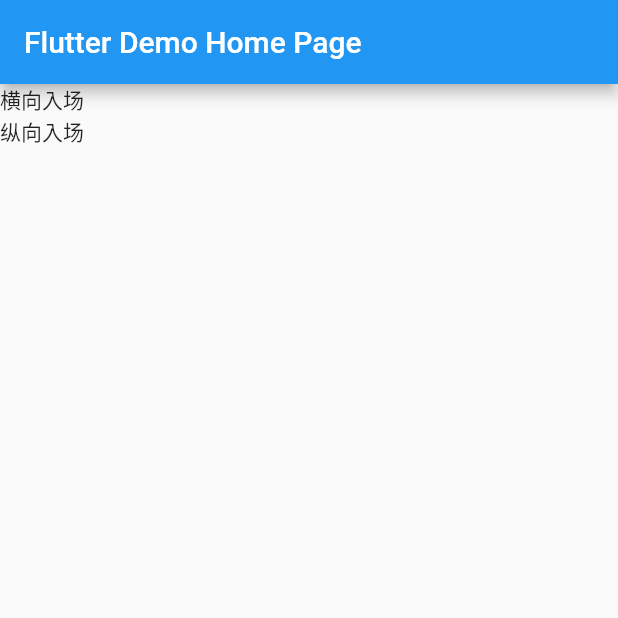
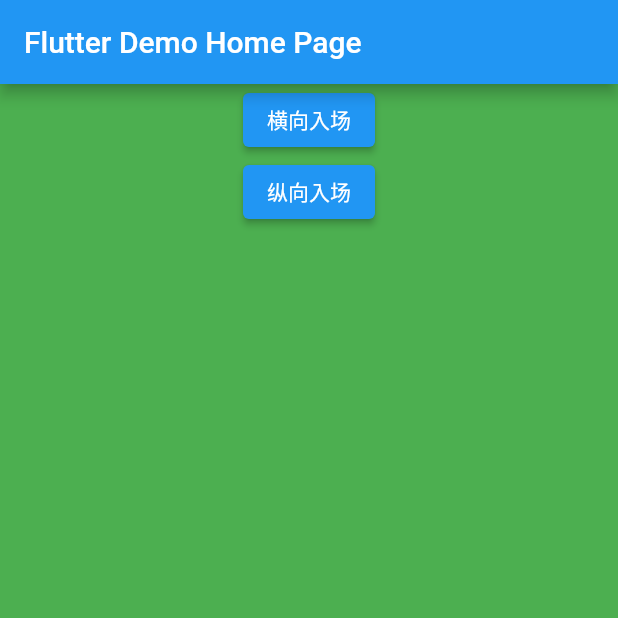
Before and after one commit to cloudju/flutter_sample, a Flutter app: the screen it shows after launch, on a phone screen of 412 x 824 dp, the top half of it. Run offline on Flutter 3.47's test engine with Material 2 defaults, Android fonts, the phone set to English and light mode, and no system bars.

Commit message:
添加画面迁移

```diff
--- a/lib/view/home_page.dart
+++ b/lib/view/home_page.dart
@@ -21,13 +21,7 @@ class _MyHomePageState extends State<MyHomePage> {
       ),
       body: Center(
         child: Consumer<HomePageViewModel>(
-          builder: (context, viewModel, child) => ListView(
-            children: viewModel.datas
-                .map(
-                  (e) => Text(e),
-                )
-                .toList(),
-          ),
+          builder: (context, viewModel, child) => viewModel.listView(context),
         ),
       ),
     );
--- /dev/null
+++ b/lib/view_model/empty_page_view_model.dart
@@ -0,0 +1,9 @@
+import 'package:flutter_samples/view_model/view_model.dart';
+
+class EmptyPageViewModel extends ViewModel {
+  int count = 0;
+  void onClick() {
+    count++;
+    notifyListeners();
+  }
+}
--- a/lib/view_model/home_page_view_model.dart
+++ b/lib/view_model/home_page_view_model.dart
@@ -1,14 +1,39 @@
+import 'package:flutter/material.dart';
 import 'package:flutter_samples/service/home_page_service.dart';
 import 'package:flutter_samples/service/service.dart';
+import 'package:flutter_samples/utils/CustomNavigator.dart';
+import 'package:flutter_samples/view/empty_page.dart';
+import 'package:flutter_samples/view_model/empty_page_view_model.dart';
 import 'package:flutter_samples/view_model/view_model.dart';
 
 class HomePageViewModel extends ViewModel {
-  HomePageViewModel({List<Service>? services})
-      : datas = [],
-        super(services: services) {
+  HomePageViewModel({List<Service>? services}) : super(services: services);
+
+  Widget listView(BuildContext context) {
     final homeService = findService<HomePageService>();
-    datas = homeService?.menu ?? [];
+    final datas = homeService?.menu ?? [];
+    return Container(
+      color: Colors.green,
+      child: Column(
+        children: datas
+            .map(
+              (e) => Center(
+                child: Container(
+                  child: ElevatedButton(
+                    child: Text(e),
+                    onPressed: () {
+                      CustomNavigator().push(
+                        context: context,
+                        nextPage: EmptyPage(),
+                        viewModelBuilder: (_) => EmptyPageViewModel(),
+                      );
+                    },
+                  ),
+                ),
+              ),
+            )
+            .toList(),
+      ),
+    );
   }
-
-  List<String> datas;
 }
```
Also changed, not shown: lib/utils/CustomNavigator.dart (added, +43 -0 lines), lib/view/empty_page.dart (added, +31 -0 lines).
